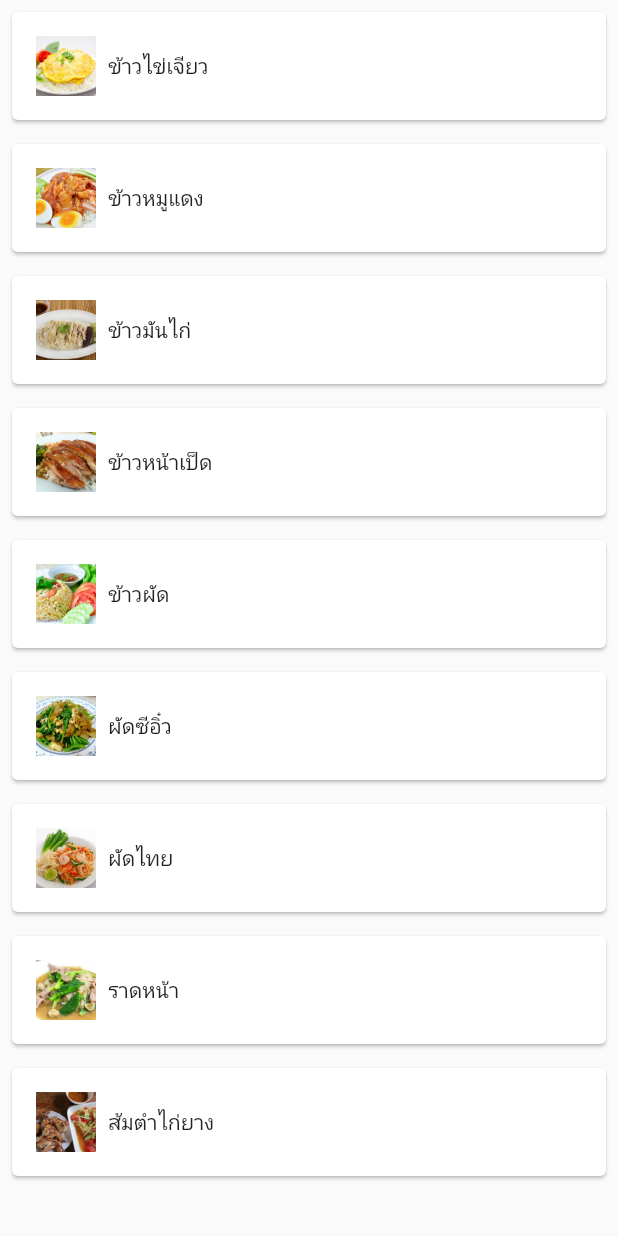
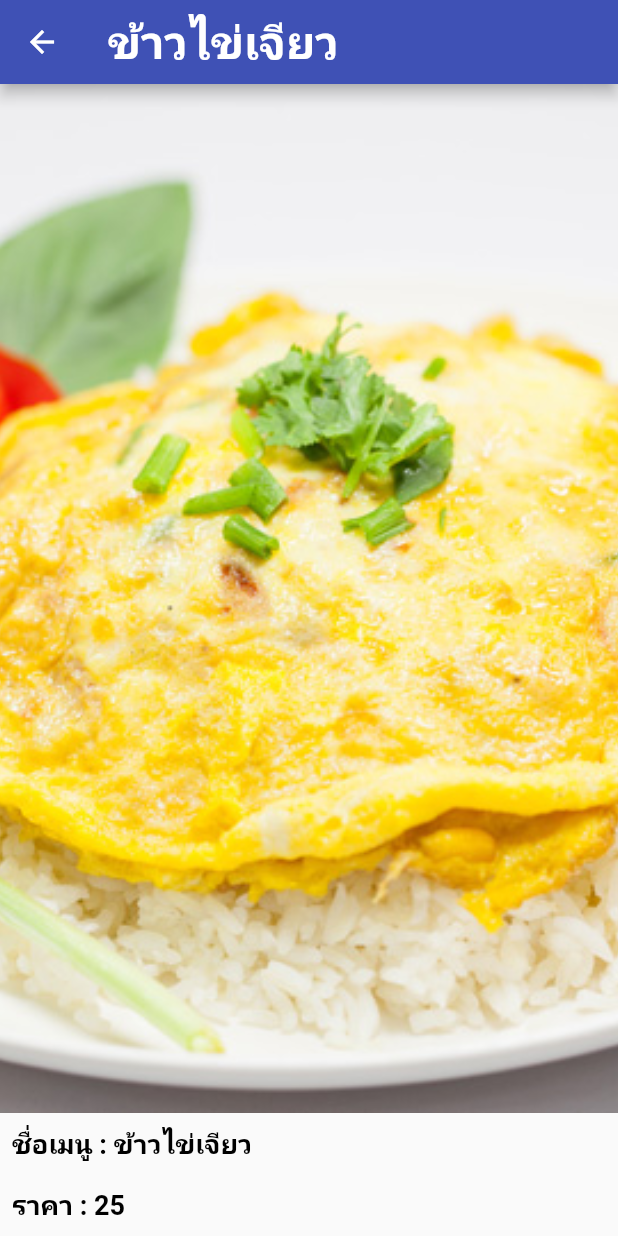
Before and after one commit to Apinanz/flutter_food, a Flutter app: the FoodListPage screen opened directly, after a tap on "ข้าวไข่เจียว", on a phone screen of 412 x 824 dp. Run offline on Flutter 3.47's test engine with Material 2 defaults, Android fonts, the phone set to English and light mode, and no system bars.

Commit message:
homework for week 12

```diff
--- a/lib/main.dart
+++ b/lib/main.dart
@@ -1,4 +1,5 @@
 import 'package:flutter/material.dart';
+import 'package:flutter_food/models/food_detail.dart';
 import 'package:flutter_food/pages/home/home_page.dart';
 import 'package:flutter_food/pages/login/login_page.dart';
 
@@ -18,7 +19,7 @@ class MyApp extends StatelessWidget {
             headline2: TextStyle(fontSize: 18.0,fontWeight: FontWeight.bold,color: Colors.white),
             headline3: TextStyle(fontSize: 14.0,fontWeight: FontWeight.bold,color: Colors.grey),
             headline4: TextStyle(fontSize: 20.0,fontWeight: FontWeight.bold,color: Colors.grey),
-            headline5: TextStyle(fontSize: 14.0,fontWeight: FontWeight.bold,color: Colors.black),
+            headline5: TextStyle(fontSize: 18.0,fontWeight: FontWeight.bold,color: Colors.black),
             headline6: TextStyle(fontSize: 30.0, fontWeight: FontWeight.bold,color: Colors.white)),
         primarySwatch: Colors.indigo,
       ),
@@ -26,6 +27,7 @@ class MyApp extends StatelessWidget {
       routes: {
         LoginPage.routeName : (context) => const LoginPage(),
         HomePage.routeName : (context) => const HomePage(),
+        FoodDetail.routeName : (context) => const FoodDetail(),
       },
       initialRoute: LoginPage.routeName,
     );
--- a/lib/models/food_detail.dart
+++ b/lib/models/food_detail.dart
@@ -0,0 +1,48 @@
+import 'package:flutter/material.dart';
+import 'package:flutter_food/models/food_item.dart';
+
+class FoodDetail extends StatefulWidget {
+  static const routeName = '/fooddetail';
+
+  const FoodDetail({Key? key}) : super(key: key);
+
+  @override
+  _FoodDetailState createState() => _FoodDetailState();
+}
+
+class _FoodDetailState extends State<FoodDetail> {
+  @override
+  Widget build(BuildContext context) {
+    var item = ModalRoute.of(context)!.settings.arguments as FoodItem;
+    return Scaffold(
+      appBar: AppBar(
+        title: Text(item.name),
+      ),
+      body: Container(
+        child: Column(
+          crossAxisAlignment: CrossAxisAlignment.start,
+          children: [
+            Expanded(
+              child: Image.asset(
+                'assets/images/${item.image}',
+                fit: BoxFit.cover,
+              ),
+            ),
+            Padding(
+              padding: const EdgeInsets.all(8.0),
+              child: Text(
+                "ชื่อเมนู : ${item.name}",
+                style: Theme.of(context).textTheme.headline5,
+              ),
+            ),
+            Padding(
+              padding: const EdgeInsets.all(8.0),
+              child: Text("ราคา : ${item.price}",
+                  style: Theme.of(context).textTheme.headline5),
+            )
+          ],
+        ),
+      ),
+    );
+  }
+}
--- a/lib/pages/food/foodList_page.dart
+++ b/lib/pages/food/foodList_page.dart
@@ -1,4 +1,6 @@
+import 'package:flutter/cupertino.dart';
 import 'package:flutter/material.dart';
+import 'package:flutter_food/models/food_detail.dart';
 import 'package:flutter_food/models/food_item.dart';
 
 class FoodListPage extends StatefulWidget {
@@ -18,7 +20,8 @@ class _FoodListPageState extends State<FoodListPage> {
     FoodItem(id: 6, name: "ผัดซีอิ๋ว", price: 30, image: 'pad_sie_eew.jpg'),
     FoodItem(id: 7, name: "ผัดไทย", price: 30, image: 'pad_thai.jpg'),
     FoodItem(id: 8, name: "ราดหน้า", price: 30, image: 'rad_na.jpg'),
-    FoodItem(id: 9, name: "ส้มตำไก่ยาง", price: 30, image: 'som_tum_kai_yang.jpg'),
+    FoodItem(
+        id: 9, name: "ส้มตำไก่ยาง", price: 30, image: 'som_tum_kai_yang.jpg'),
   ];
 
   @override
@@ -33,7 +36,12 @@ class _FoodListPageState extends State<FoodListPage> {
                 margin: const EdgeInsets.all(8.0),
                 child: InkWell(
                   onTap: () {
-                    print(item.toString());
+                    Navigator.pushNamed(context, FoodDetail.routeName,
+                        arguments: FoodItem(
+                            id: item.id,
+                            name: item.name,
+                            price: item.price,
+                            image: item.image));
                   },
                   child: Padding(
                     padding: const EdgeInsets.all(16.0),
@@ -44,7 +52,19 @@ class _FoodListPageState extends State<FoodListPage> {
                         SizedBox(
                           width: 8.0,
                         ),
-                        Text(item.name),
+                        Column(
+                          crossAxisAlignment: CrossAxisAlignment.start,
+                          children: [
+                            Text(
+                              item.name,
+                              style: Theme.of(context).textTheme.headline5,
+                            ),
+                            Text(
+                              "${item.price.toString()} บาท",
+                              style: Theme.of(context).textTheme.headline3,
+                            ),
+                          ],
+                        ),
                       ],
                     ),
                   ),
```
